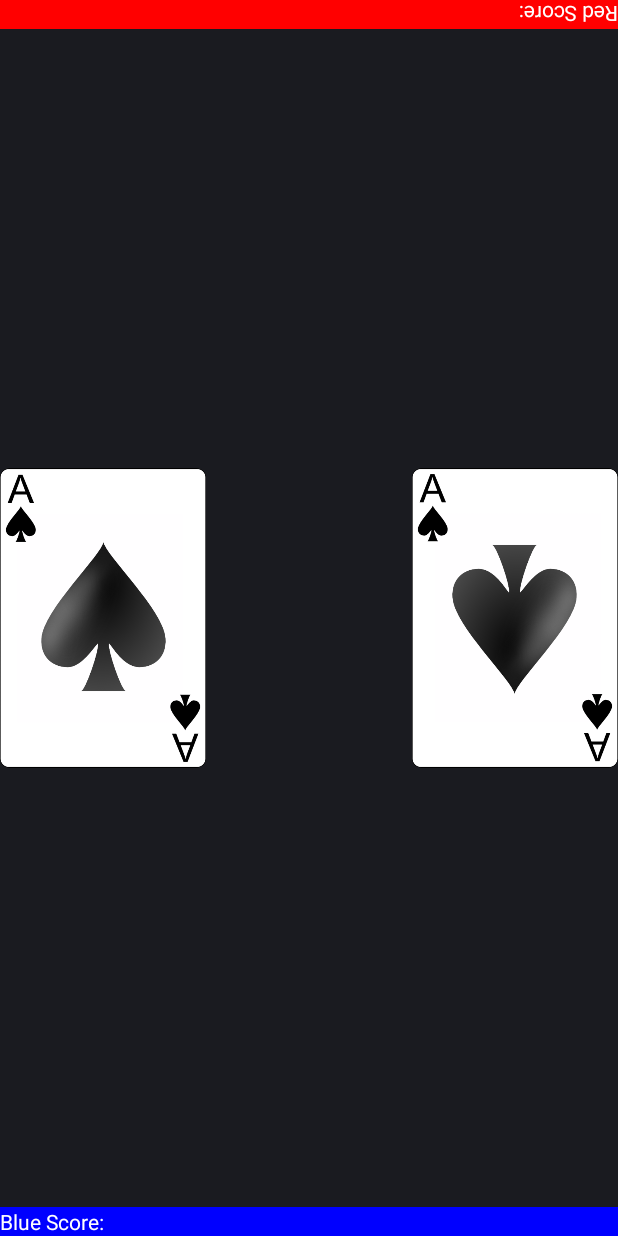
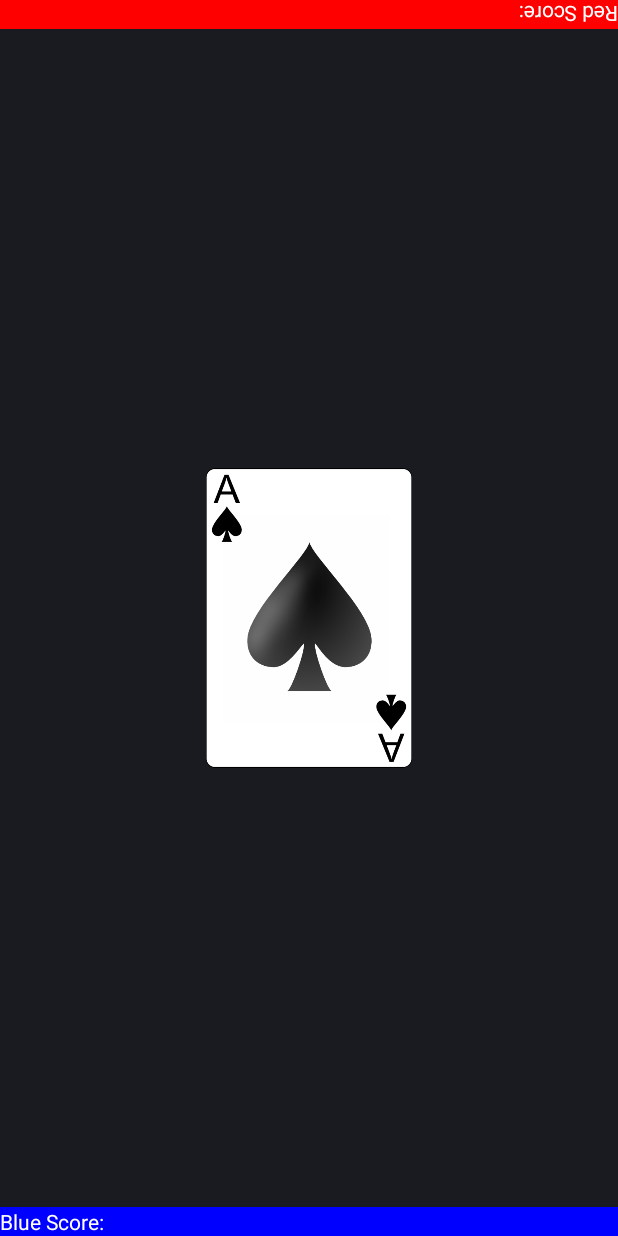
Before and after one commit to jacobsen9026/Reaction-Android4.4, an Android app: the CardMatchReaction screen opened directly, with no data from a screen before it, on a phone screen of 412 x 824 dp. Run offline under Robolectric (Android 15) with nearby library versions, the phone set to English and light mode, and no system bars.

Commit message:
Moved images to center Added noclip to parents of images

```diff
--- a/src/main/res/layout/minigame_cardmatchreaction.xml
+++ b/src/main/res/layout/minigame_cardmatchreaction.xml
@@ -7,30 +7,53 @@
     android:id="@+id/contentContainer"
     android:layout_width="match_parent"
     android:layout_height="match_parent"
+    android:clipChildren="false"
     android:keepScreenOn="true">
 
     <LinearLayout
         android:layout_width="match_parent"
         android:layout_height="match_parent"
+        android:clipChildren="false"
         android:orientation="vertical">
 
         <LinearLayout
             android:layout_width="match_parent"
             android:layout_height="0dp"
             android:layout_weight="1"
+            android:clipChildren="false"
             android:orientation="horizontal"></LinearLayout>
 
         <LinearLayout
             android:layout_width="match_parent"
             android:layout_height="0dp"
             android:layout_weight="1"
+            android:clipChildren="false"
 
             android:orientation="horizontal">
 
             <FrameLayout
                 android:layout_width="0dp"
                 android:layout_height="match_parent"
-                android:layout_weight="1">
+                android:layout_weight="1"
+                android:clipChildren="false">
+
+            </FrameLayout>
+
+            <FrameLayout
+                android:layout_width="0dp"
+                android:layout_height="match_parent"
+                android:layout_weight="1"
+                android:clipChildren="false">
+
+                <ImageView
+                    android:id="@+id/rightCard"
+                    android:layout_width="wrap_content"
+                    android:layout_height="wrap_content"
+                    android:layout_margin="0dp"
+                    android:rotation="180"
+                    android:scaleType="fitCenter"
+                    android:src="@drawable/ace_of_spades2"
+                    android:visibility="visible" />
 
                 <ImageView
                     android:id="@+id/leftCard"
@@ -38,7 +61,8 @@
                     android:layout_height="wrap_content"
                     android:layout_margin="0dp"
                     android:scaleType="fitCenter"
-                    android:src="@drawable/ace_of_spades2" />
+                    android:src="@drawable/ace_of_spades2"
+                    android:visibility="visible" />
             </FrameLayout>
 
             <FrameLayout
@@ -47,22 +71,6 @@
 
                 android:layout_weight="1">
 
-            </FrameLayout>
-
-            <FrameLayout
-                android:layout_width="0dp"
-                android:layout_height="match_parent"
-
-                android:layout_weight="1">
-
-                <ImageView
-                    android:id="@+id/rightCard"
-                    android:layout_width="wrap_content"
-                    android:layout_height="wrap_content"
-                    android:layout_margin="0dp"
-                    android:rotation="180"
-                    android:scaleType="fitCenter"
-                    android:src="@drawable/ace_of_spades2" />
             </FrameLayout>
         </LinearLayout>
 
```
